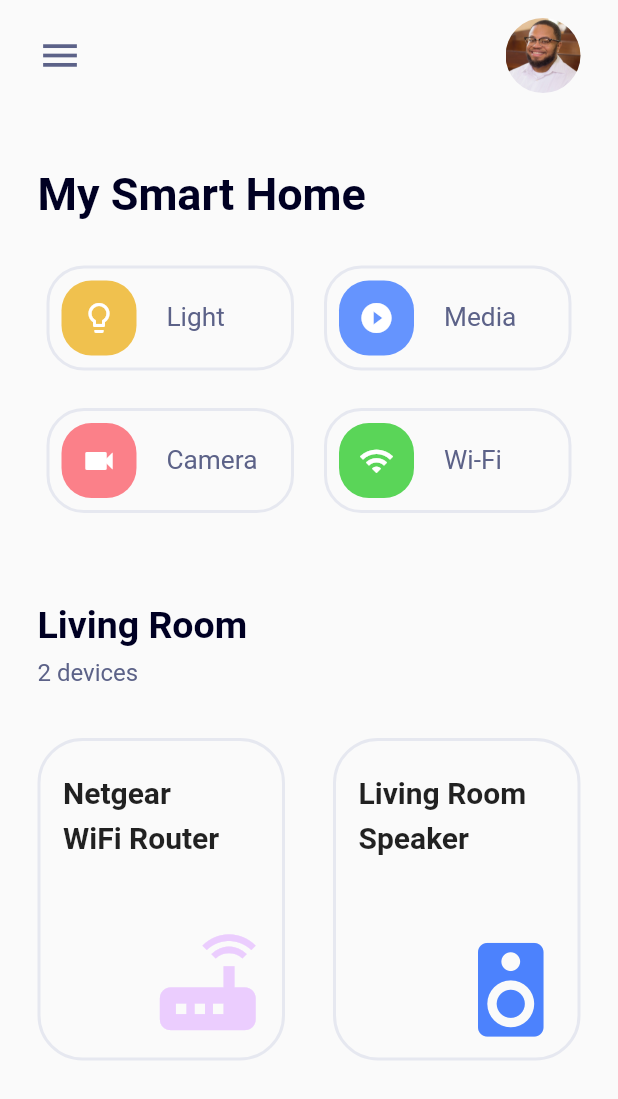
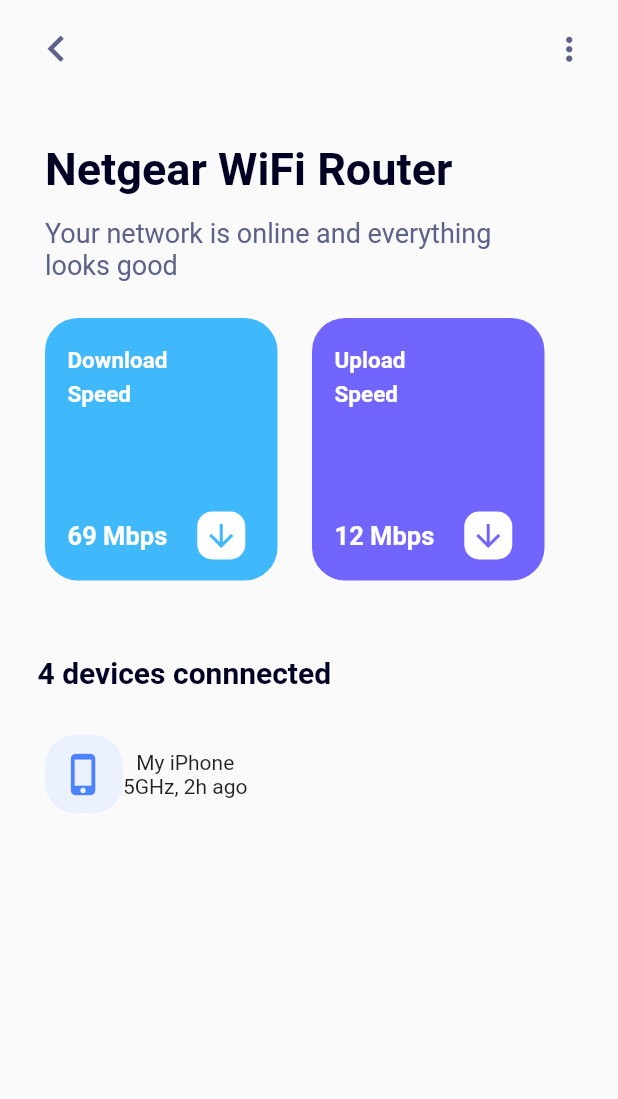
Before and after one commit to DariusMatthews/MySmartHomeApp, a Flutter app: the screen it shows after launch, after a tap on an icon or button, on a phone screen of 412 x 824 dp. Shown: the top 1099 px of the screen. Run offline on Flutter 3.47's test engine with Material 2 defaults, Android fonts, the phone set to English and light mode, and no system bars.

Commit message:
started device page

```diff
--- a/lib/screens/home_page.dart
+++ b/lib/screens/home_page.dart
@@ -2,6 +2,7 @@ import 'package:flutter/material.dart';
 import 'package:my_smart_home/style.dart';
 import 'package:my_smart_home/widgets/home_page_btn.dart';
 import 'package:my_smart_home/widgets/device_btn.dart';
+import 'package:my_smart_home/screens/router_page.dart';
 
 class HomePage extends StatelessWidget {
   @override
@@ -136,7 +137,14 @@ class HomePage extends StatelessWidget {
                       color: lightPurple,
                       size: 85,
                     ),
-                    tapEvent: () {},
+                    tapEvent: () {
+                      Navigator.push(
+                        context,
+                        MaterialPageRoute(
+                          builder: (context) => RouterPage(),
+                        ),
+                      );
+                    },
                   ),
                   Spacer(),
                   DeviceBtn(
@@ -154,6 +162,51 @@ class HomePage extends StatelessWidget {
           ],
         ),
       ),
+      // floating button
+      floatingActionButton: Container(
+        width: 70,
+        child: FittedBox(
+          child: FloatingActionButton(
+            backgroundColor: purpleBlue,
+            child: Icon(
+              Icons.keyboard_voice,
+              color: Colors.white,
+              size: 30,
+            ),
+            onPressed: () {},
+          ),
+        ),
+      ),
+      floatingActionButtonLocation: FloatingActionButtonLocation.centerDocked,
+      // bottom navbar
+      bottomNavigationBar: BottomAppBar(
+        elevation: 30,
+        shape: CircularNotchedRectangle(),
+        notchMargin: 10,
+        child: Padding(
+          padding: const EdgeInsets.only(top: 15.0),
+          child: Row(
+            mainAxisSize: MainAxisSize.max,
+            mainAxisAlignment: MainAxisAlignment.spaceAround,
+            crossAxisAlignment: CrossAxisAlignment.center,
+            children: <Widget>[
+              Padding(
+                padding: const EdgeInsets.only(right: 50.0),
+                child: Icon(
+                  Icons.home,
+                  color: purpleBlue,
+                  size: 30,
+                ),
+              ),
+              Icon(
+                Icons.settings,
+                color: greyBlue,
+                size: 30,
+              ),
+            ],
+          ),
+        ),
+      ),
     );
   }
 }
--- /dev/null
+++ b/lib/screens/router_page.dart
@@ -0,0 +1,146 @@
+import 'package:flutter/material.dart';
+import 'package:my_smart_home/style.dart';
+import 'package:my_smart_home/widgets/internet_speed_card.dart';
+
+class RouterPage extends StatelessWidget {
+  @override
+  Widget build(BuildContext context) {
+    return Scaffold(
+      body: SafeArea(
+        child: Column(
+          children: <Widget>[
+            // header Row
+            Padding(
+              padding: const EdgeInsets.symmetric(
+                horizontal: 20,
+                vertical: 15,
+              ),
+              child: Row(
+                mainAxisSize: MainAxisSize.max,
+                mainAxisAlignment: MainAxisAlignment.spaceBetween,
+                children: <Widget>[
+                  GestureDetector(
+                    onTap: () {
+                      Navigator.pop(context);
+                    },
+                    child: Icon(
+                      Icons.chevron_left,
+                      color: greyBlue,
+                      size: 35,
+                    ),
+                  ),
+                  Icon(
+                    Icons.more_vert,
+                    color: greyBlue,
+                    size: 25,
+                  ),
+                ],
+              ),
+            ),
+            SizedBox(height: 30),
+            // Title container
+            Container(
+              width: double.infinity,
+              padding: const EdgeInsets.only(left: 30),
+              child: Text(
+                'Netgear WiFi Router',
+                textAlign: TextAlign.start,
+                style: TextStyle(
+                  fontFamily: 'Roboto',
+                  fontWeight: FontWeight.w600,
+                  fontSize: 30,
+                  color: darkBlue,
+                ),
+              ),
+            ),
+            SizedBox(height: 15),
+            // Subtitle container
+            Container(
+              width: double.infinity,
+              padding: const EdgeInsets.only(left: 30),
+              child: Text(
+                'Your network is online and everything \nlooks good',
+                textAlign: TextAlign.start,
+                style: TextStyle(
+                  fontFamily: 'Roboto',
+                  fontSize: 18,
+                  color: greyBlue,
+                ),
+              ),
+            ),
+            SizedBox(height: 25),
+            // Internet speeds container
+            Padding(
+              padding: const EdgeInsets.symmetric(horizontal: 30.0),
+              child: Row(
+                children: <Widget>[
+                  // Download Speed Card
+                  InternetSpeed(
+                    name: 'Download',
+                    bgColor: skyBlue,
+                    speed: '69',
+                  ),
+                  SizedBox(width: 23),
+                  // Upload Speed Card
+                  InternetSpeed(
+                    name: 'Upload',
+                    bgColor: purple,
+                    speed: '12',
+                  ),
+                ],
+              ),
+            ),
+            SizedBox(height: 50),
+            // Device Title
+            Container(
+              width: double.infinity,
+              padding: const EdgeInsets.only(left: 25),
+              child: Text(
+                '4 devices connnected',
+                textAlign: TextAlign.start,
+                style: TextStyle(
+                  color: darkBlue,
+                  fontFamily: 'Roboto',
+                  fontWeight: FontWeight.w600,
+                  fontSize: 20,
+                ),
+              ),
+            ),
+            SizedBox(height: 30),
+            // Device Descriptions
+            Padding(
+              padding: const EdgeInsets.symmetric(horizontal: 30.0),
+              child: Row(
+                children: <Widget>[
+                  Container(
+                    width: 52,
+                    height: 52,
+                    decoration: BoxDecoration(
+                      color: lightBlue,
+                      borderRadius: BorderRadius.circular(20),
+                    ),
+                    child: Icon(
+                      Icons.phone_iphone,
+                      color: deepBlue,
+                      size: 30,
+                    ),
+                  ),
+                  Column(
+                    children: <Widget>[
+                      Text(
+                        'My iPhone',
+                      ),
+                      Text(
+                        '5GHz, 2h ago',
+                      ),
+                    ],
+                  ),
+                ],
+              ),
+            ),
+          ],
+        ),
+      ),
+    );
+  }
+}
--- /dev/null
+++ b/lib/widgets/internet_speed_card.dart
@@ -0,0 +1,80 @@
+import 'package:flutter/material.dart';
+
+class InternetSpeed extends StatelessWidget {
+  final String name;
+  final String speed;
+  final Color bgColor;
+
+  const InternetSpeed({
+    Key key,
+    this.name,
+    this.speed,
+    this.bgColor,
+  }) : super(key: key);
+
+  @override
+  Widget build(BuildContext context) {
+    return Container(
+      width: 155,
+      height: 175,
+      decoration: BoxDecoration(
+        color: bgColor,
+        borderRadius: BorderRadius.circular(22),
+      ),
+      child: Column(
+        crossAxisAlignment: CrossAxisAlignment.start,
+        children: <Widget>[
+          Padding(
+            padding: const EdgeInsets.only(
+              left: 15,
+              top: 15,
+            ),
+            child: Text(
+              '$name \nSpeed',
+              style: TextStyle(
+                color: Colors.white,
+                fontFamily: 'Roboto',
+                fontSize: 15,
+                fontWeight: FontWeight.w600,
+                height: 1.5,
+              ),
+            ),
+          ),
+          Spacer(),
+          Padding(
+            padding: const EdgeInsets.symmetric(
+              vertical: 14,
+              horizontal: 15,
+            ),
+            child: Row(
+              children: <Widget>[
+                Text(
+                  '$speed Mbps',
+                  style: TextStyle(
+                    color: Colors.white,
+                    fontFamily: 'Roboto',
+                    fontWeight: FontWeight.w700,
+                    fontSize: 17,
+                  ),
+                ),
+                SizedBox(width: 20),
+                Container(
+                  width: 32,
+                  height: 32,
+                  decoration: BoxDecoration(
+                    borderRadius: BorderRadius.circular(10),
+                    color: Colors.white,
+                  ),
+                  child: Icon(
+                    Icons.arrow_downward,
+                    color: bgColor,
+                  ),
+                )
+              ],
+            ),
+          ),
+        ],
+      ),
+    );
+  }
+}
```
